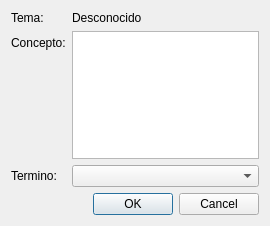
FLiamTech/askme, file preguntaform.ui: the form before one commit.
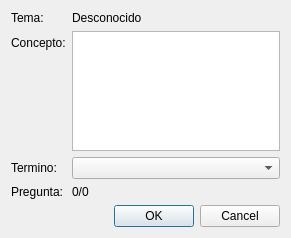
The form after the commit.

Patch:
```diff
--- a/preguntaform.ui
+++ b/preguntaform.ui
@@ -6,8 +6,8 @@
    <rect>
     <x>0</x>
     <y>0</y>
-    <width>270</width>
-    <height>226</height>
+    <width>291</width>
+    <height>238</height>
    </rect>
   </property>
   <property name="windowTitle">
@@ -48,7 +48,21 @@
    <item row="2" column="1">
     <widget class="QComboBox" name="cmbTerminos"/>
    </item>
+   <item row="3" column="0">
+    <widget class="QLabel" name="label_4">
+     <property name="text">
+      <string>Pregunta:</string>
+     </property>
+    </widget>
+   </item>
    <item row="3" column="1">
+    <widget class="QLabel" name="lblContador">
+     <property name="text">
+      <string>0/0</string>
+     </property>
+    </widget>
+   </item>
+   <item row="4" column="1">
     <widget class="QDialogButtonBox" name="buttonBox">
      <property name="standardButtons">
       <set>QDialogButtonBox::Cancel|QDialogButtonBox::Ok</set>
```
